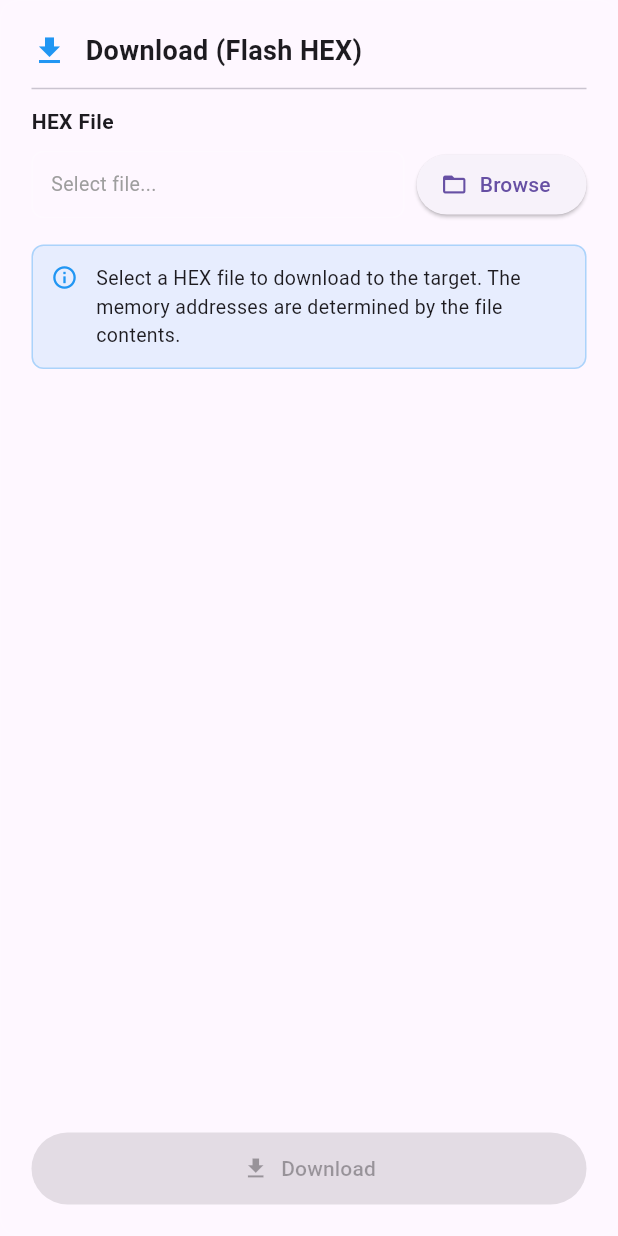
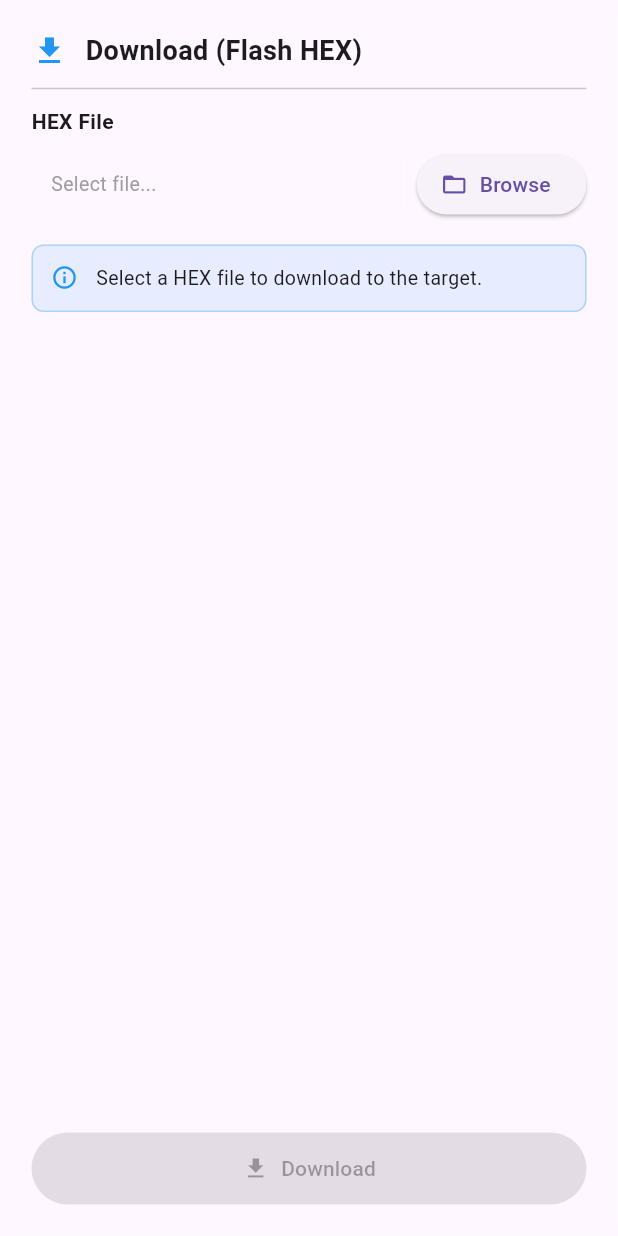
Before and after one commit to cogwal/ecu-toolkit-studio, a Flutter app: the DownloadTab widget shown alone on an empty page, opened directly, on a phone screen of 412 x 824 dp. Run offline on Flutter 3.47's test engine with Material 3 defaults, Android fonts, the phone set to English and light mode, and no system bars; our stand-ins replace file_picker; missing offline and left inert: dart:ffi; accounts and stored records are empty; statements that could not run were skipped.

Commit message:
Minor corrections, for 0.2.0 release

```diff
--- a/lib/pages/flash_tabs/download_tab.dart
+++ b/lib/pages/flash_tabs/download_tab.dart
@@ -79,10 +79,7 @@ class _DownloadTabState extends State<DownloadTab> {
             children: [
               FlashFileSelector(label: 'HEX File', value: ToolkitService().downloadFilePath, onBrowse: _pickHexFile),
               const SizedBox(height: 16),
-              const FlashInfoBox(
-                text: 'Select a HEX file to download to the target. The memory addresses are determined by the file contents.',
-                icon: Icons.info_outline,
-              ),
+              const FlashInfoBox(text: 'Select a HEX file to download to the target.', icon: Icons.info_outline),
               const Spacer(),
               FlashActionButton(
                 label: isOperationPending ? '${ToolkitService().activeOperationName}...' : 'Download',
--- a/lib/services/log_service.dart
+++ b/lib/services/log_service.dart
@@ -31,7 +31,7 @@ class LogService {
   final StreamController<LogLevel> _minLogLevelController = StreamController<LogLevel>.broadcast();
 
   /// Minimum log level to display (default: info)
-  LogLevel _minLogLevel = LogLevel.info;
+  LogLevel _minLogLevel = LogLevel.warning;
 
   /// Get the current minimum log level
   LogLevel get minLogLevel => _minLogLevel;
```
